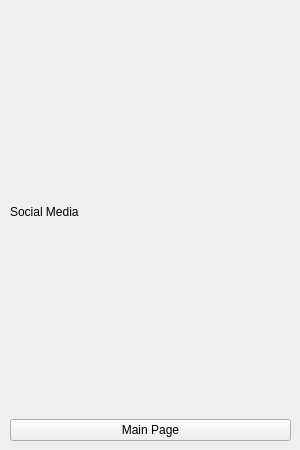
Before: the Qt Designer form src/ms_app/resources/social_media.ui in loublock/ms_app, drawn with Qt 5.
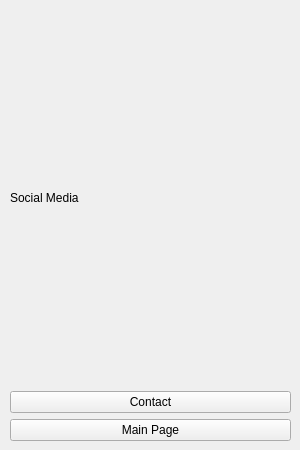
After: the same form once the commit is applied.

Diff of the .ui file:
```diff
--- a/src/ms_app/resources/social_media.ui
+++ b/src/ms_app/resources/social_media.ui
@@ -30,13 +30,20 @@
       </property>
      </widget>
     </item>
-    <item row="1" column="0">
+    <item row="2" column="0">
      <widget class="QPushButton" name="btnChangePage">
       <property name="text">
        <string>Main Page</string>
       </property>
      </widget>
     </item>
+    <item row="1" column="0">
+     <widget class="QPushButton" name="btnChangePageContact">
+      <property name="text">
+       <string>Contact</string>
+      </property>
+     </widget>
+    </item>
    </layout>
   </widget>
  </widget>
```
